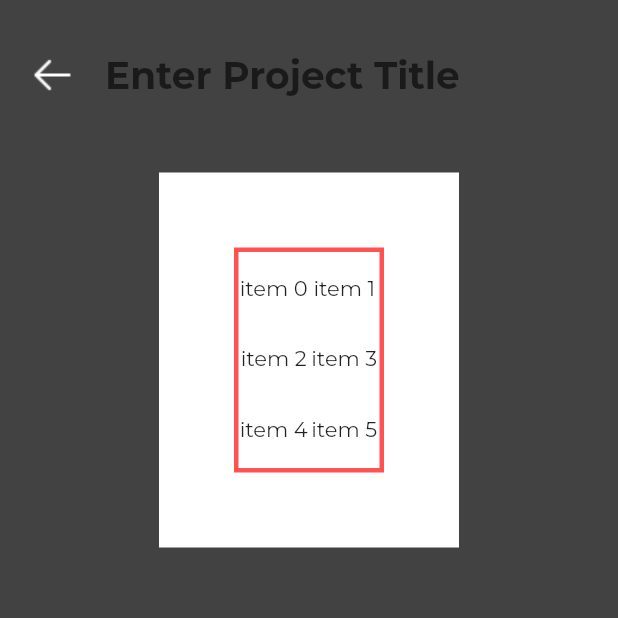
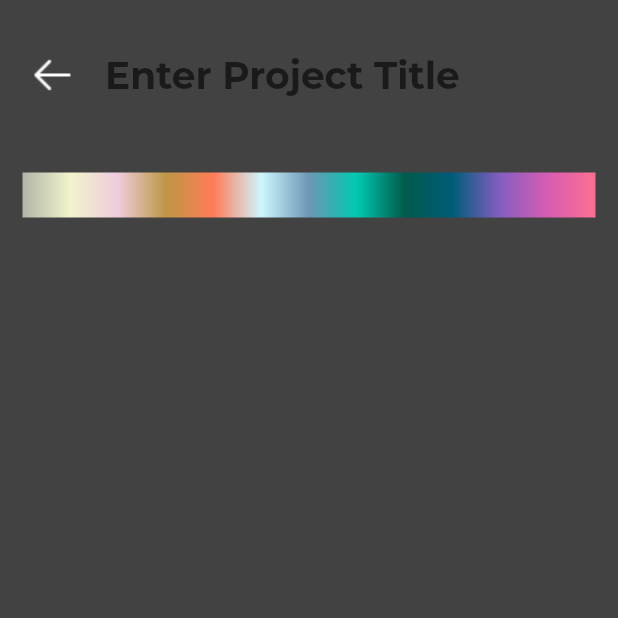
Before and after one commit to Anastasia-Nayita/pomodoro.tasks, a Flutter app: the Projecttodos screen opened directly, on a phone screen of 412 x 824 dp, the top half of it. Run offline on Flutter 3.47's test engine with Material 2 defaults, Android fonts, the phone set to English and light mode, and no system bars; our stand-ins replace google_fonts, sqflite; accounts and stored records are empty.

Commit message:
feat: add colorPicker, add colorBar

```diff
--- a/lib/widgets.dart
+++ b/lib/widgets.dart
@@ -108,41 +108,71 @@ class ProjectCard extends StatelessWidget {
   }
 }
 
-class ColorPicker extends StatelessWidget {
+class ColorPicker extends StatefulWidget {
+  @override
+  _ColorPickerState createState() => _ColorPickerState();
+}
+
+class _ColorPickerState extends State<ColorPicker> {
+  final List<Color> colors = [
+    Color(0xFFB1B5A7),
+    Color(0xFFF2F3CC),
+    Color(0xFFEECCDC),
+    Color(0xFFBD9744),
+    Color(0xFFFF7C58),
+    Color(0xFFCEF6FF),
+    Color(0xFF6C97B5),
+    Color(0xFF00C9B0),
+    Color(0xFF005B4C),
+    Color(0xFF005C78),
+    Color(0xFF845EC2),
+    Color(0xFFD65DB1),
+    Color(0xFFFF6F91)
+  ];
+  void _selectColors(Offset touchPosition) {
+    final int colorCount = colors.length;
+    final RenderBox renderBox = context.findRenderObject();
+    final double blobDiameter = renderBox.size.height;
+    final double blobRadius = blobDiameter / 2;
+    final double separatorBlob =
+        (renderBox.size.width - (colorCount * blobDiameter)) / (colorCount - 1);
+  }
+
+  @override
+  Widget build(BuildContext context) {
+    return GestureDetector(
+      onPanDown: (DragDownDetails details) {
+        _selectColors(details.localPosition);
+      },
+      // onHorizontalDragUpdate: (DragDownDetails details) {
+      //   _selectColors(details.localPosition);
+      // },
+      child: ColorBar(
+        colors: colors,
+      ),
+    );
+  }
+}
+
+class ColorBar extends StatelessWidget {
+  const ColorBar({
+    Key key,
+    @required this.colors,
+  }) : super(key: key);
+
+  final List<Color> colors;
+
   @override
   Widget build(BuildContext context) {
     return Container(
-      child: Material(
-        color: Colors.transparent,
-        child: Align(
-          alignment: Alignment.center,
-          child: Container(
-            height: 250.0,
-            width: 200.0,
-            color: Colors.white,
-            child: Container(
-              margin: EdgeInsets.all(50.0),
-              decoration: BoxDecoration(
-                border: Border.all(
-                  color: Colors.redAccent,
-                  width: 3,
-                ),
-              ),
-              child: GridView.count(
-                crossAxisCount: 2,
-                children: List.generate(10, (index) {
-                  return Center(
-                    child: Text(
-                      'item $index',
-                      // style: Theme.of(context).textTheme.headline5,
-                    ),
-                  );
-                }),
-              ),
-            ),
-          ),
+      width: double.infinity,
+      height: 30.0,
+      decoration: BoxDecoration(
+        gradient: LinearGradient(
+          colors: colors,
         ),
       ),
+      child: SizedBox(),
     );
   }
 }
```
